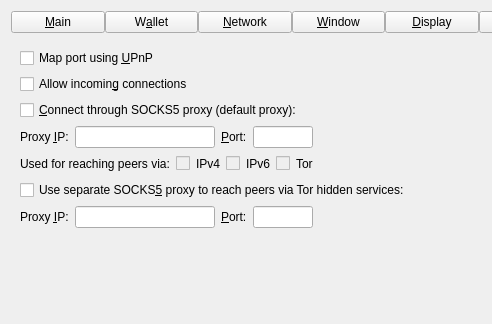
This is src/qt/forms/optionsdialog.ui in xdustinface/dash as Qt 5 draws it before an edit; both pictures show x 0 to 492 and y 0 to 324 of the 583 by 537 pixel window. The edited form follows.
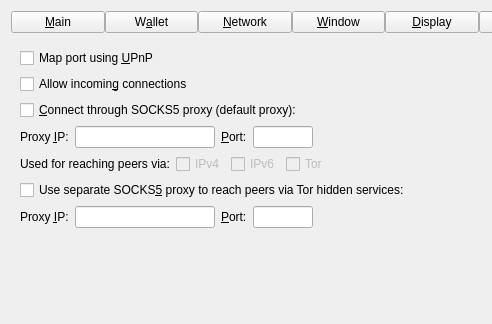
This is the edited form. The open tabs and pages were chosen to show the change. Custom widgets are drawn as their Qt base class.

Commit message: Fix fake net checkboxes

The edit to the form file:
```diff
--- a/src/qt/forms/optionsdialog.ui
+++ b/src/qt/forms/optionsdialog.ui
@@ -510,18 +510,8 @@
             <string>Shows if the supplied default SOCKS5 proxy is used to reach peers via this network type.</string>
            </property>
            <property name="text">
-            <string/>
-           </property>
-          </widget>
-         </item>
-         <item>
-          <widget class="QLabel" name="proxyReachIPv4Label">
-           <property name="text">
             <string>IPv4</string>
            </property>
-           <property name="textFormat">
-            <enum>Qt::PlainText</enum>
-           </property>
           </widget>
          </item>
          <item>
@@ -533,18 +523,8 @@
             <string>Shows if the supplied default SOCKS5 proxy is used to reach peers via this network type.</string>
            </property>
            <property name="text">
-            <string/>
-           </property>
-          </widget>
-         </item>
-         <item>
-          <widget class="QLabel" name="proxyReachIPv6Label">
-           <property name="text">
             <string>IPv6</string>
            </property>
-           <property name="textFormat">
-            <enum>Qt::PlainText</enum>
-           </property>
           </widget>
          </item>
          <item>
@@ -556,18 +536,8 @@
             <string>Shows if the supplied default SOCKS5 proxy is used to reach peers via this network type.</string>
            </property>
            <property name="text">
-            <string/>
-           </property>
-          </widget>
-         </item>
-         <item>
-          <widget class="QLabel" name="proxyReachTorLabel">
-           <property name="text">
             <string>Tor</string>
            </property>
-           <property name="textFormat">
-            <enum>Qt::PlainText</enum>
-           </property>
           </widget>
          </item>
          <item>
```
